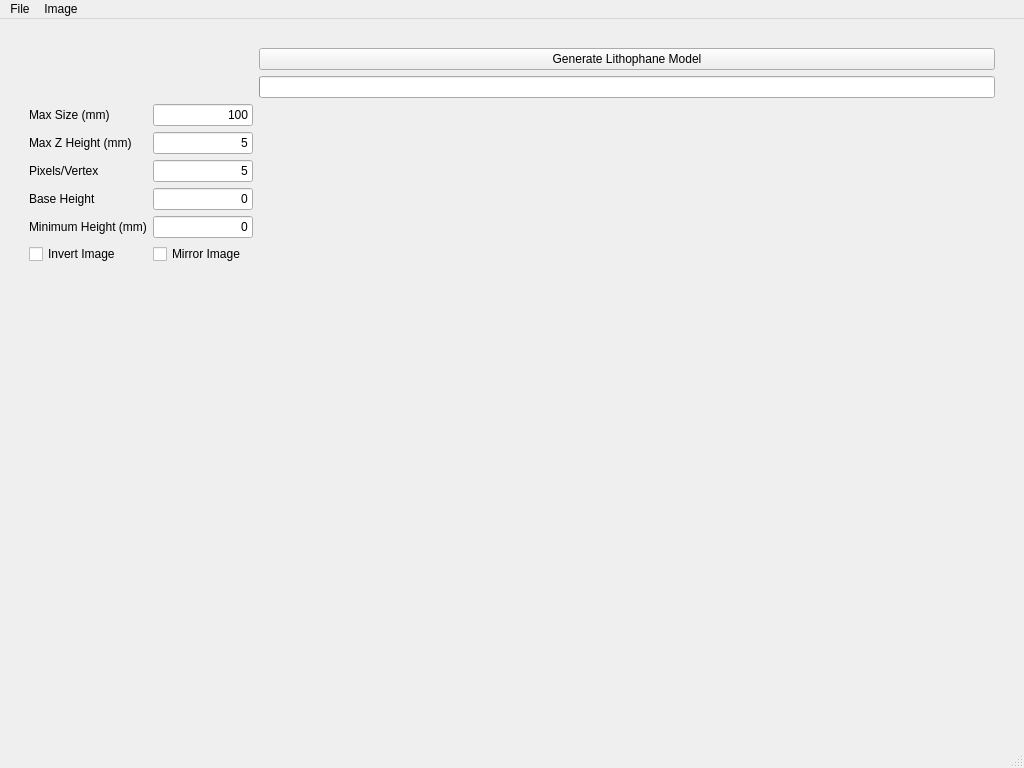
The window that litho_gen.ui (gharley/Lithophane) describes before a commit, drawn with Qt 5.
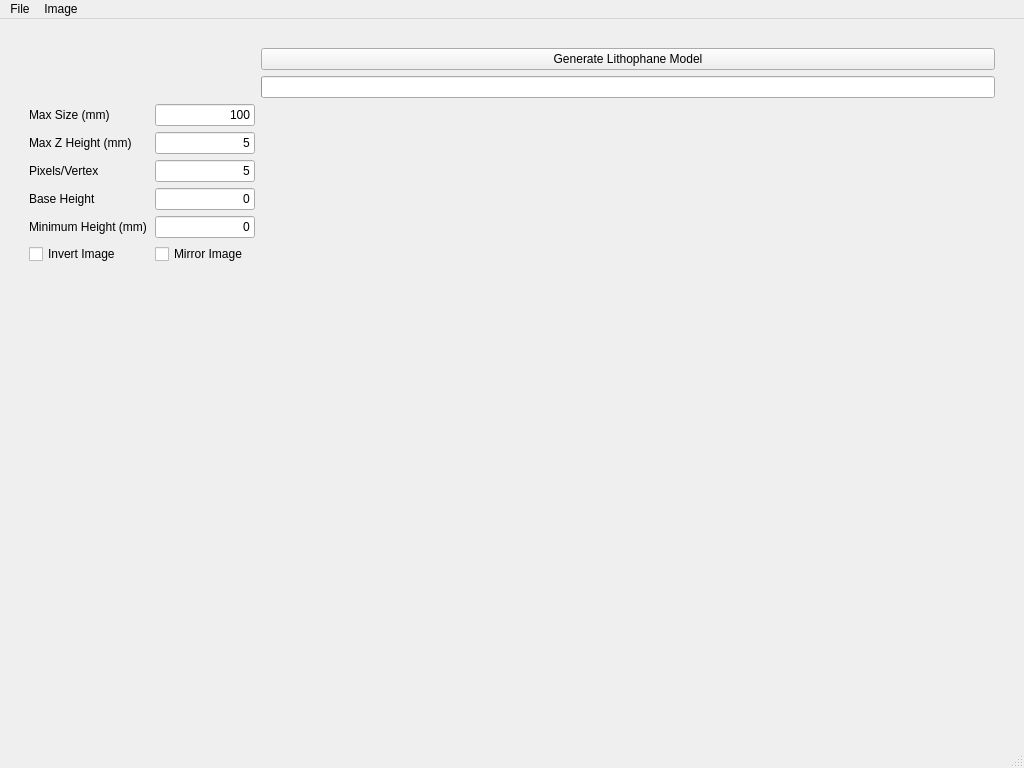
The same window after the commit.

```diff
--- a/litho_gen.ui
+++ b/litho_gen.ui
@@ -42,6 +42,18 @@
          <layout class="QGridLayout" name="gridLayout">
           <item row="2" column="0">
            <widget class="QLabel" name="label_3">
+            <property name="minimumSize">
+             <size>
+              <width>120</width>
+              <height>0</height>
+             </size>
+            </property>
+            <property name="maximumSize">
+             <size>
+              <width>120</width>
+              <height>16777215</height>
+             </size>
+            </property>
             <property name="text">
              <string>Pixels/Vertex</string>
             </property>
@@ -74,6 +86,18 @@
           </item>
           <item row="1" column="0">
            <widget class="QLabel" name="label_2">
+            <property name="minimumSize">
+             <size>
+              <width>120</width>
+              <height>0</height>
+             </size>
+            </property>
+            <property name="maximumSize">
+             <size>
+              <width>120</width>
+              <height>16777215</height>
+             </size>
+            </property>
             <property name="text">
              <string>Max Z Height (mm)</string>
             </property>
@@ -106,6 +130,18 @@
           </item>
           <item row="3" column="0">
            <widget class="QLabel" name="label_4">
+            <property name="minimumSize">
+             <size>
+              <width>120</width>
+              <height>0</height>
+             </size>
+            </property>
+            <property name="maximumSize">
+             <size>
+              <width>120</width>
+              <height>16777215</height>
+             </size>
+            </property>
             <property name="text">
              <string>Base Height</string>
             </property>
@@ -167,6 +203,18 @@
           </item>
           <item row="4" column="0">
            <widget class="QLabel" name="label_5">
+            <property name="minimumSize">
+             <size>
+              <width>120</width>
+              <height>0</height>
+             </size>
+            </property>
+            <property name="maximumSize">
+             <size>
+              <width>120</width>
+              <height>16777215</height>
+             </size>
+            </property>
             <property name="text">
              <string>Minimum Height (mm)</string>
             </property>
@@ -205,6 +253,18 @@
               <verstretch>0</verstretch>
              </sizepolicy>
             </property>
+            <property name="minimumSize">
+             <size>
+              <width>120</width>
+              <height>0</height>
+             </size>
+            </property>
+            <property name="maximumSize">
+             <size>
+              <width>120</width>
+              <height>16777215</height>
+             </size>
+            </property>
             <property name="text">
              <string>Max Size (mm)</string>
             </property>
```
Left out of the diff: 2 changed lines with no effect on the pictures.
